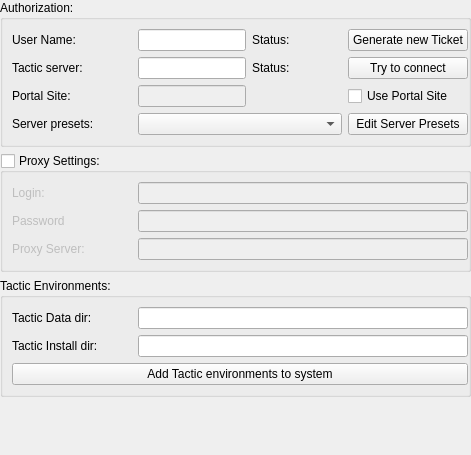
listyque/TACTIC-Handler, file lib/ui/conf/ui_serverPage.ui: the form before one commit.
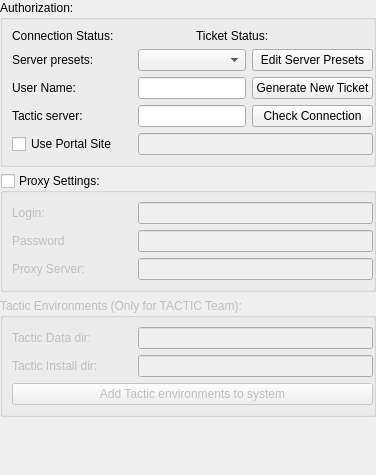
The form after the commit.

```diff
--- a/lib/ui/conf/ui_serverPage.ui
+++ b/lib/ui/conf/ui_serverPage.ui
@@ -17,21 +17,11 @@
      <property name="flat">
       <bool>true</bool>
      </property>
-     <layout class="QGridLayout" name="authorizationLayout">
+     <layout class="QGridLayout" name="authorizationLayout" columnstretch="0,1,0,0">
       <property name="rightMargin">
        <number>0</number>
       </property>
-      <item row="0" column="1">
-       <widget class="QLineEdit" name="userNameLineEdit">
-        <property name="minimumSize">
-         <size>
-          <width>80</width>
-          <height>0</height>
-         </size>
-        </property>
-       </widget>
-      </item>
-      <item row="0" column="0">
+      <item row="2" column="0">
        <widget class="QLabel" name="userNameLable">
         <property name="minimumSize">
          <size>
@@ -44,107 +34,114 @@
         </property>
        </widget>
       </item>
-      <item row="0" column="2">
-       <widget class="QLabel" name="loginStatusLable">
-        <property name="minimumSize">
-         <size>
-          <width>90</width>
-          <height>0</height>
-         </size>
-        </property>
-        <property name="text">
-         <string>Status:</string>
-        </property>
-       </widget>
-      </item>
-      <item row="1" column="3">
-       <widget class="QPushButton" name="connectToServerButton">
-        <property name="minimumSize">
-         <size>
-          <width>120</width>
-          <height>0</height>
-         </size>
-        </property>
-        <property name="text">
-         <string>Try to connect</string>
-        </property>
-       </widget>
-      </item>
-      <item row="1" column="2">
-       <widget class="QLabel" name="tacticStatusLable">
-        <property name="minimumSize">
-         <size>
-          <width>90</width>
-          <height>0</height>
-         </size>
-        </property>
-        <property name="text">
-         <string>Status:</string>
-        </property>
-       </widget>
-      </item>
-      <item row="1" column="0">
+      <item row="3" column="0">
        <widget class="QLabel" name="tacticServerLable">
         <property name="text">
          <string>Tactic server:</string>
         </property>
        </widget>
       </item>
-      <item row="0" column="3">
-       <widget class="QPushButton" name="generateTicketButton">
+      <item row="4" column="0">
+       <widget class="QCheckBox" name="usePortalSiteCheckBox">
         <property name="text">
-         <string>Generate new Ticket</string>
+         <string>Use Portal Site</string>
         </property>
        </widget>
       </item>
-      <item row="1" column="1">
-       <widget class="QLineEdit" name="tacticServerLineEdit">
-        <property name="minimumSize">
-         <size>
-          <width>80</width>
-          <height>0</height>
-         </size>
-        </property>
-       </widget>
-      </item>
-      <item row="3" column="0">
+      <item row="1" column="0">
        <widget class="QLabel" name="savedServerPresetLabel">
         <property name="text">
          <string>Server presets:</string>
         </property>
        </widget>
       </item>
-      <item row="3" column="3">
-       <widget class="QPushButton" name="editServerPresetsPushButton">
-        <property name="text">
-         <string>Edit Server Presets</string>
+      <item row="2" column="1" colspan="2">
+       <widget class="QLineEdit" name="userNameLineEdit">
+        <property name="minimumSize">
+         <size>
+          <width>80</width>
+          <height>0</height>
+         </size>
         </property>
        </widget>
       </item>
       <item row="3" column="1" colspan="2">
+       <widget class="QLineEdit" name="tacticServerLineEdit">
+        <property name="minimumSize">
+         <size>
+          <width>80</width>
+          <height>0</height>
+         </size>
+        </property>
+       </widget>
+      </item>
+      <item row="1" column="1" colspan="2">
        <widget class="QComboBox" name="serverPresetsComboBox"/>
       </item>
-      <item row="2" column="0">
-       <widget class="QLabel" name="portalSiteLabel">
+      <item row="1" column="3">
+       <widget class="QPushButton" name="editServerPresetsPushButton">
         <property name="text">
-         <string>Portal Site:</string>
+         <string>Edit Server Presets</string>
         </property>
        </widget>
       </item>
-      <item row="2" column="1">
+      <item row="2" column="3">
+       <widget class="QPushButton" name="generateTicketButton">
+        <property name="text">
+         <string>Generate New Ticket</string>
+        </property>
+       </widget>
+      </item>
+      <item row="4" column="1" colspan="3">
        <widget class="QLineEdit" name="siteLineEdit">
         <property name="enabled">
          <bool>false</bool>
         </property>
        </widget>
       </item>
-      <item row="2" column="3">
-       <widget class="QCheckBox" name="usePortalSiteCheckBox">
+      <item row="3" column="3">
+       <widget class="QPushButton" name="connectToServerButton">
+        <property name="minimumSize">
+         <size>
+          <width>120</width>
+          <height>0</height>
+         </size>
+        </property>
         <property name="text">
-         <string>Use Portal Site</string>
+         <string>Check Connection</string>
         </property>
        </widget>
       </item>
+      <item row="0" column="0" colspan="4">
+       <layout class="QHBoxLayout" name="horizontalLayout_2">
+        <item>
+         <widget class="QLabel" name="tacticStatusLable">
+          <property name="minimumSize">
+           <size>
+            <width>90</width>
+            <height>0</height>
+           </size>
+          </property>
+          <property name="text">
+           <string>Connection Status:</string>
+          </property>
+         </widget>
+        </item>
+        <item>
+         <widget class="QLabel" name="loginStatusLable">
+          <property name="minimumSize">
+           <size>
+            <width>90</width>
+            <height>0</height>
+           </size>
+          </property>
+          <property name="text">
+           <string>Ticket Status:</string>
+          </property>
+         </widget>
+        </item>
+       </layout>
+      </item>
      </layout>
     </widget>
    </item>
@@ -211,8 +208,11 @@
    </item>
    <item>
     <widget class="QGroupBox" name="environmentsGroupBox">
+     <property name="enabled">
+      <bool>false</bool>
+     </property>
      <property name="title">
-      <string>Tactic Environments:</string>
+      <string>Tactic Environments (Only for TACTIC Team):</string>
      </property>
      <property name="flat">
       <bool>true</bool>
```
